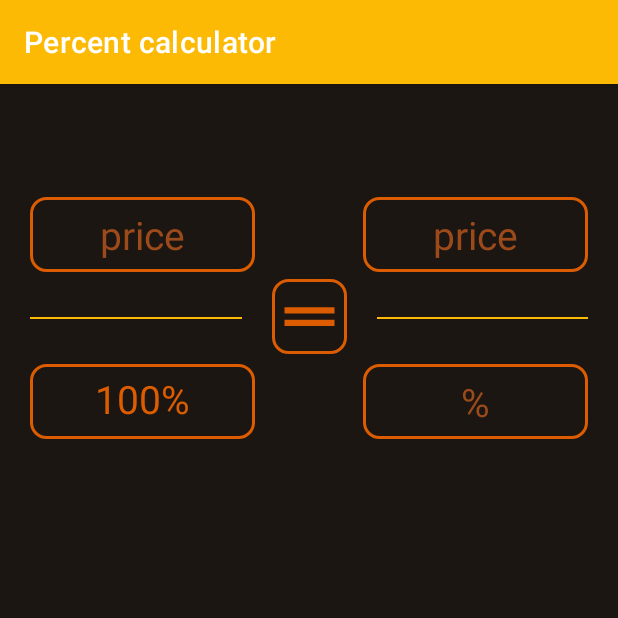
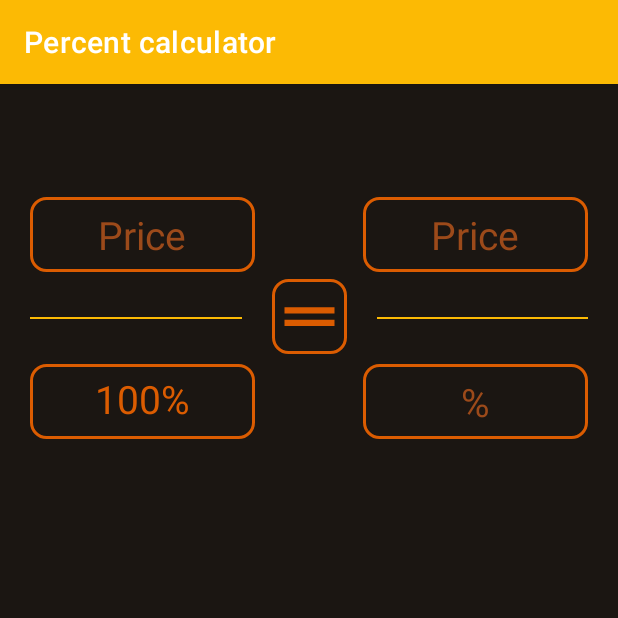
Before and after one commit to L10n42/SCalculator, an Android app: the PercentFragment screen opened through its navigation route, on a phone screen of 412 x 824 dp, the top half of it. Run offline under Robolectric (Android 15) with nearby library versions, the phone set to English and light mode, and no system bars; our stand-ins replace navigation-ui.

Commit message:
version 1.1

```diff
--- a/app/src/main/res/layout/fragment_percent.xml
+++ b/app/src/main/res/layout/fragment_percent.xml
@@ -14,7 +14,7 @@
         android:layout_height="wrap_content"
         android:layout_marginBottom="30sp"
         android:background="@drawable/form_stroke"
-        android:hint="price"
+        android:hint="@string/hint_price"
         android:inputType="numberDecimal|number"
         android:maxLines="1"
         android:minWidth="150sp"
@@ -33,7 +33,7 @@
         android:layout_height="wrap_content"
         android:layout_marginBottom="30sp"
         android:background="@drawable/form_stroke"
-        android:hint="price"
+        android:hint="@string/hint_price"
         android:inputType="numberDecimal|number"
         android:maxLines="1"
         android:minWidth="150sp"
@@ -56,7 +56,7 @@
         android:minWidth="150sp"
         android:minHeight="50sp"
         android:paddingVertical="5sp"
-        android:text="100%"
+        android:text="@string/hint_100_percent"
         android:textAlignment="center"
         android:textColor="@color/spanish_orange"
         android:textSize="26sp"
@@ -69,7 +69,7 @@
         android:layout_height="wrap_content"
         android:layout_marginTop="30sp"
         android:background="@drawable/form_stroke"
-        android:hint="%"
+        android:hint="@string/hint_percent"
         android:inputType="numberDecimal|number"
         android:maxLines="1"
         android:minWidth="150sp"
--- a/app/src/main/res/values/strings.xml
+++ b/app/src/main/res/values/strings.xml
@@ -13,7 +13,9 @@
     <string name="hint_overpayment">Overpayment -</string>
     <string name="hint_input_value">Input your value here</string>
     <string name="hint_result_currency">Here will be result…</string>
-
+    <string name="hint_price">Price</string>
+    <string name="hint_100_percent">100%</string>
+    <string name="hint_percent">%</string>
 
     // tv/et titles
     <string name="title_commission">Commission</string>
@@ -23,7 +25,10 @@
     <string name="title_from">From</string>
     <string name="title_to">To</string>
     <string name="title_value">Value</string>
-
+    <string name="title_pos_1">Pos-1</string>
+    <string name="title_pos_2">Pos-2</string>
+    <string name="title_pos_3">Pos-3</string>
+    <string name="title_pos_4">Pos-4</string>
 
     // button titles
     <string name="btn_count_text">Count</string>
```
Also changed, not shown: app/src/main/res/layout/fragment_stickers.xml (+5 -5 lines).
